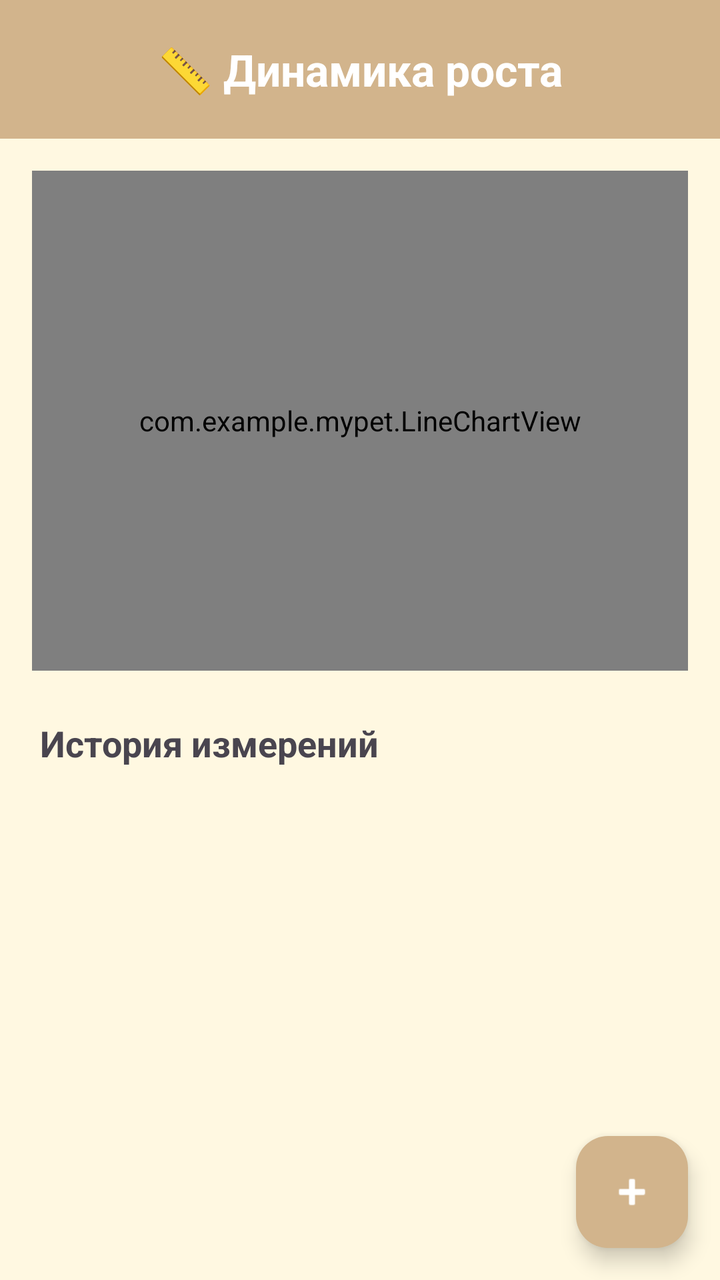
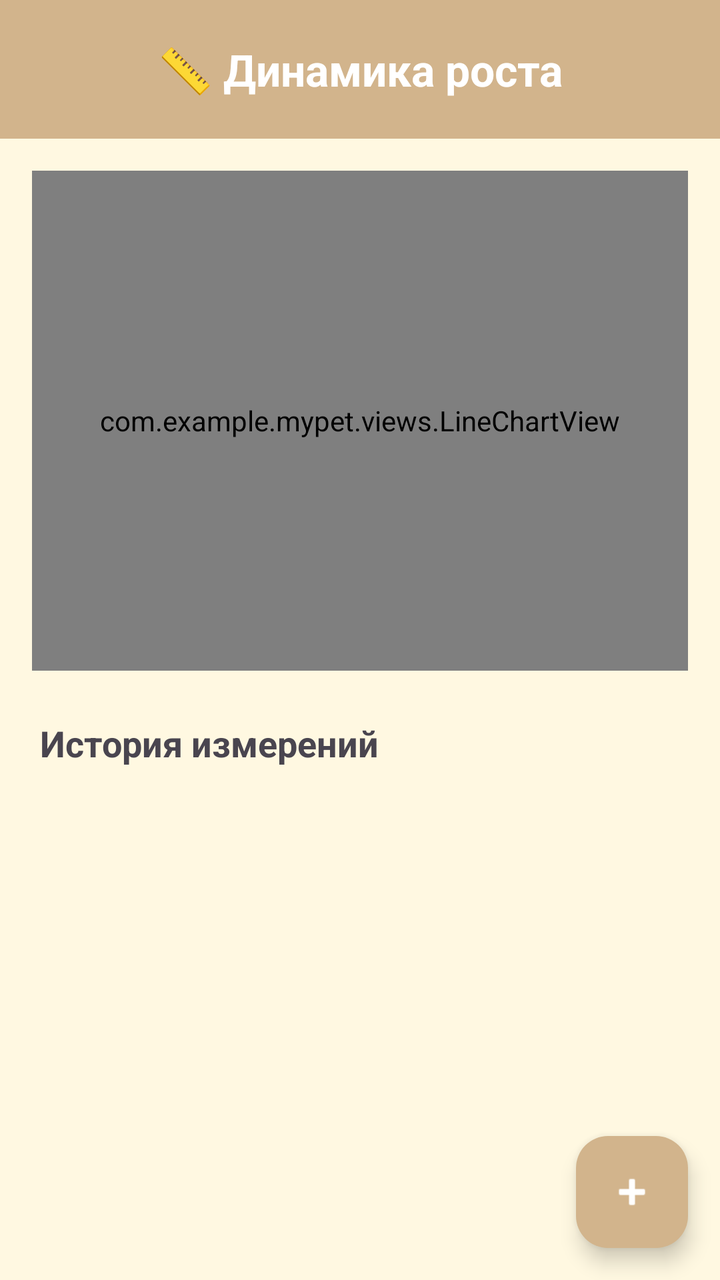

Two renders of the same Android screen: before a commit and after it. Below are the layout's source before the change and the commit's diff.
<!-- AndroidManifest.xml: application theme Theme.MyPet -->
<!-- res/layout/activity_height_dynamics.xml -->
<?xml version="1.0" encoding="utf-8"?>
<LinearLayout xmlns:android="http://schemas.android.com/apk/res/android"
    xmlns:app="http://schemas.android.com/apk/res-auto"
    android:layout_width="match_parent"
    android:layout_height="match_parent"
    android:background="#FFF8E1"
    android:orientation="vertical">

    <TextView
        android:layout_width="match_parent"
        android:layout_height="wrap_content"
        android:text="📏 Динамика роста"
        android:textSize="22sp"
        android:textStyle="bold"
        android:gravity="center"
        android:padding="20dp"
        android:background="#D2B48C"
        android:textColor="#FFF" />

    <com.example.mypet.LineChartView
        android:id="@+id/chartHeightDetail"
        android:layout_width="match_parent"
        android:layout_height="250dp"
        android:layout_margin="16dp"
        android:background="#FFF5EE"
        android:padding="20dp" />

    <TextView
        android:layout_width="match_parent"
        android:layout_height="wrap_content"
        android:text="История измерений"
        android:textSize="18sp"
        android:textStyle="bold"
        android:paddingLeft="20dp"
        android:paddingTop="8dp"
        android:paddingBottom="8dp" />

    <androidx.recyclerview.widget.RecyclerView
        android:id="@+id/rvHeightHistory"
        android:layout_width="match_parent"
        android:layout_height="0dp"
        android:layout_weight="1"
        android:padding="8dp" />

    <com.google.android.material.floatingactionbutton.FloatingActionButton
        android:id="@+id/fabAddHeight"
        android:layout_width="wrap_content"
        android:layout_height="wrap_content"
        android:layout_gravity="bottom|end"
        android:layout_margin="16dp"
        android:src="@android:drawable/ic_input_add"
        app:backgroundTint="#D2B48C"
        app:tint="#FFF" />

</LinearLayout>
<!-- resources referenced by this layout -->
<resources>
  <style name="Theme.MyPet" parent="Base.Theme.MyPet" />
  <style name="Base.Theme.MyPet" parent="Theme.Material3.DayNight.NoActionBar">
          
          
      </style>
</resources>

<!-- the commit's change to res/layout/activity_height_dynamics.xml (unified diff, before → after) -->
@@ -17,7 +17,7 @@
         android:background="#D2B48C"
         android:textColor="#FFF" />
 
-    <com.example.mypet.LineChartView
+    <com.example.mypet.views.LineChartView
         android:id="@+id/chartHeightDetail"
         android:layout_width="match_parent"
         android:layout_height="250dp"
